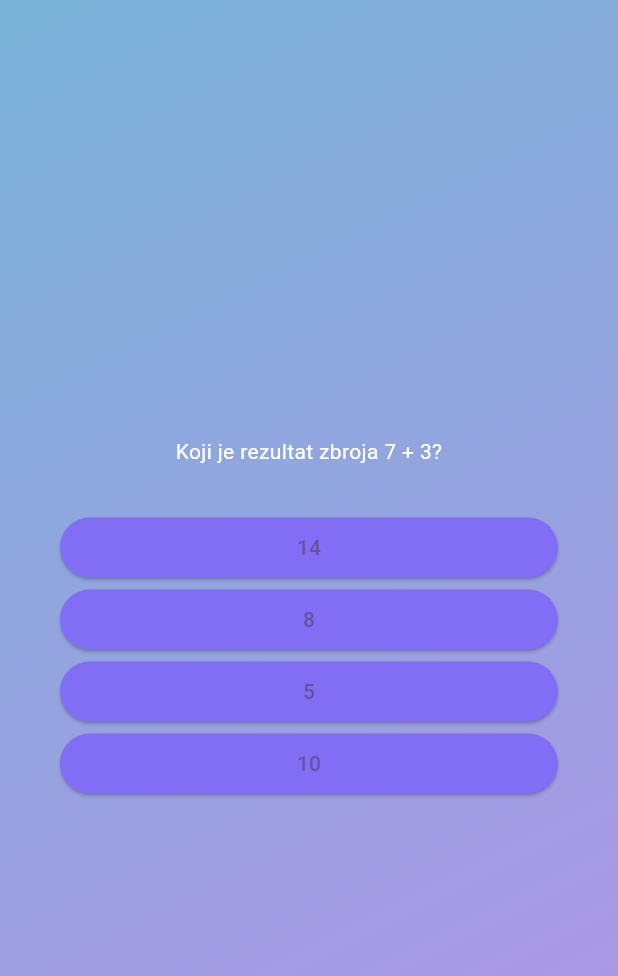
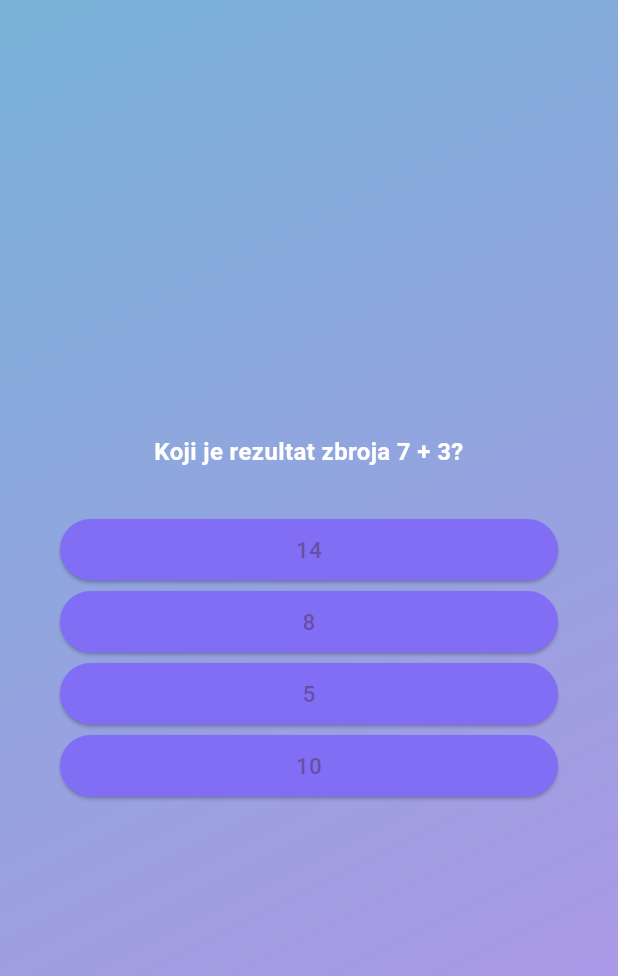
Before and after one commit to i2martin/quiz_app, a Flutter app: the screen it shows after launch, after a tap on "Započni kviz!", on a phone screen of 412 x 824 dp. Shown: the top 976 px of the screen. Run offline on Flutter 3.47's test engine with Material 3 defaults, Android fonts, the phone set to English and light mode, and no system bars; our stand-ins replace google_fonts.

Commit message:
Locked orientation to portrait. Some changes to font sizing.

```diff
--- a/lib/answer_button.dart
+++ b/lib/answer_button.dart
@@ -19,6 +19,9 @@ class AnswerButton extends StatelessWidget {
       child: Text(
         answerText,
         textAlign: TextAlign.center,
+        style: const TextStyle(
+          fontSize: 15,
+        ),
       ),
     );
   }
--- a/lib/main.dart
+++ b/lib/main.dart
@@ -1,8 +1,14 @@
 import 'package:flutter/material.dart';
 import 'package:quiz_app/quiz.dart';
+import 'package:flutter/services.dart';
 
 void main() {
-  runApp(
-    const Quiz(),
-  );
+  WidgetsFlutterBinding.ensureInitialized();
+  SystemChrome.setPreferredOrientations([
+    DeviceOrientation.portraitUp,
+  ]).then((fn) {
+    runApp(
+      const Quiz(),
+    );
+  });
 }
--- a/lib/questions_screen.dart
+++ b/lib/questions_screen.dart
@@ -39,6 +39,8 @@ class _QuestionsScreenState extends State<QuestionsScreen> {
               textAlign: TextAlign.center,
               style: const TextStyle(
                 color: Colors.white,
+                fontSize: 16,
+                fontWeight: FontWeight.bold,
               ),
             ),
             const SizedBox(height: 30),
--- a/lib/results_screen.dart
+++ b/lib/results_screen.dart
@@ -1,8 +1,6 @@
 import 'package:flutter/material.dart';
-import 'package:google_fonts/google_fonts.dart';
 import 'package:quiz_app/data/questions.dart';
 import 'package:quiz_app/questions_summary.dart';
-import 'package:quiz_app/start_screen.dart';
 
 class ResultsScreen extends StatelessWidget {
   @override
```
